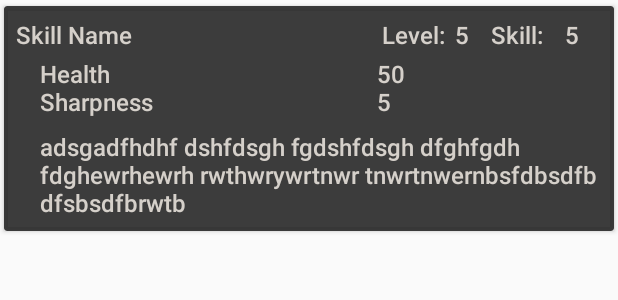
After one commit to rhinocerbus/challenge_3, an Android app: the layout item_armor_skill.xml on its own in the app's theme, with its tools: preview values and no code run, on a phone screen of 412 x 824 dp. The commit adds this screen. Shown: the top 300 px of the screen. Run offline under Robolectric (Android 15) with nearby library versions, the phone set to English and light mode, and no system bars; network calls fail.

Commit message:
add skills to details

```diff
--- /dev/null
+++ b/challenge/app/src/main/res/layout/item_armor_skill.xml
@@ -0,0 +1,99 @@
+<?xml version="1.0" encoding="utf-8"?>
+<androidx.cardview.widget.CardView xmlns:android="http://schemas.android.com/apk/res/android"
+    xmlns:app="http://schemas.android.com/apk/res-auto"
+    xmlns:tools="http://schemas.android.com/tools"
+    android:layout_width="match_parent"
+    android:layout_height="wrap_content"
+    app:cardBackgroundColor="@color/colorItemBackground"
+    app:cardUseCompatPadding="true">
+
+    <LinearLayout
+        android:layout_width="match_parent"
+        android:layout_height="wrap_content"
+        android:background="?selectableItemBackground"
+        android:orientation="vertical"
+        android:padding="@dimen/margin_small">
+
+        <LinearLayout
+            android:id="@+id/info_row"
+            android:layout_width="match_parent"
+            android:layout_height="wrap_content"
+            android:orientation="horizontal"
+            android:weightSum="8">
+
+            <TextView
+                android:id="@+id/skill_name"
+                style="@style/TextMedium.Item"
+                android:layout_width="0dp"
+                android:layout_height="wrap_content"
+                android:layout_weight="5"
+                tools:text="Skill Name" />
+
+            <TextView
+                style="@style/TextMedium.Item"
+                android:layout_width="0dp"
+                android:layout_height="wrap_content"
+                android:layout_weight="1"
+                android:text="Level: " />
+
+            <TextView
+                android:id="@+id/skill_level"
+                style="@style/TextMedium.Item"
+                android:layout_width="0dp"
+                android:layout_height="wrap_content"
+                android:layout_weight=".5"
+                tools:text="5" />
+
+            <TextView
+                style="@style/TextMedium.Item"
+                android:layout_width="0dp"
+                android:layout_height="wrap_content"
+                android:layout_weight="1"
+                android:text="Skill: " />
+
+            <TextView
+                android:id="@+id/skill_skill"
+                style="@style/TextMedium.Item"
+                android:layout_width="0dp"
+                android:layout_height="wrap_content"
+                android:layout_weight=".5"
+                tools:text="5" />
+        </LinearLayout>
+
+        <LinearLayout
+            android:id="@+id/stats_row"
+            android:layout_width="match_parent"
+            android:layout_height="wrap_content"
+            android:layout_marginStart="@dimen/margin_medium"
+            android:layout_marginTop="@dimen/margin_tiny"
+            android:orientation="horizontal"
+            android:weightSum="5">
+
+            <TextView
+                android:id="@+id/modifier_names"
+                style="@style/TextMedium.Item"
+                android:layout_width="0dp"
+                android:layout_height="wrap_content"
+                android:layout_weight="3"
+                tools:text="Health\nSharpness " />
+
+            <TextView
+                android:id="@+id/modifier_values"
+                style="@style/TextMedium.Item"
+                android:layout_width="0dp"
+                android:layout_height="wrap_content"
+                android:layout_weight="2"
+                tools:text="50\n5" />
+
+        </LinearLayout>
+
+        <TextView
+            android:id="@+id/skill_description"
+            style="@style/TextMedium.Item"
+            android:layout_width="match_parent"
+            android:layout_marginTop="@dimen/margin_small"
+            android:layout_marginStart="@dimen/margin_medium"
+            android:layout_height="wrap_content"
+            tools:text="adsgadfhdhf dshfdsgh fgdshfdsgh dfghfgdh fdghewrhewrh rwthwrywrtnwr tnwrtnwernbsfdbsdfb dfsbsdfbrwtb " />
+    </LinearLayout>
+</androidx.cardview.widget.CardView>
```
Also changed, not shown: challenge/app/src/main/java/com/example/challenge/model/ArmorPiece.kt (+73 -1 lines), challenge/app/src/main/java/com/example/challenge/view/armor_list/ArmorDetailsBottomSheet.kt (+12 -8 lines), challenge/app/src/main/java/com/example/challenge/view/armor_list/ArmorSkillAdapter.kt (added, +89 -0 lines), challenge/app/src/main/res/layout/sheet_armor_details.xml (+24 -6 lines).
